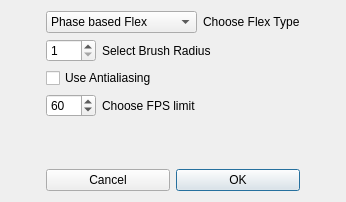
Old version of the form FlexDialog.ui in the repository Afomin01/Harmonograph.
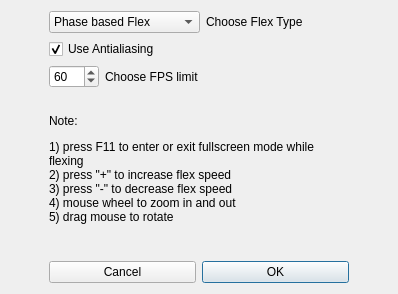
New version of the form.

Patch:
```diff
--- a/FlexDialog.ui
+++ b/FlexDialog.ui
@@ -6,8 +6,8 @@
    <rect>
     <x>0</x>
     <y>0</y>
-    <width>346</width>
-    <height>202</height>
+    <width>398</width>
+    <height>294</height>
    </rect>
   </property>
   <property name="windowTitle">
@@ -18,6 +18,19 @@
   </property>
   <layout class="QGridLayout" name="gridLayout">
    <item row="2" column="1">
+    <spacer name="verticalSpacer_3">
+     <property name="orientation">
+      <enum>Qt::Vertical</enum>
+     </property>
+     <property name="sizeHint" stdset="0">
+      <size>
+       <width>20</width>
+       <height>40</height>
+      </size>
+     </property>
+    </spacer>
+   </item>
+   <item row="3" column="1">
     <layout class="QHBoxLayout" name="horizontalLayout_3">
      <item>
       <widget class="QPushButton" name="cancelButton">
@@ -38,6 +51,19 @@
      </item>
     </layout>
    </item>
+   <item row="0" column="0">
+    <spacer name="horizontalSpacer">
+     <property name="orientation">
+      <enum>Qt::Horizontal</enum>
+     </property>
+     <property name="sizeHint" stdset="0">
+      <size>
+       <width>40</width>
+       <height>20</height>
+      </size>
+     </property>
+    </spacer>
+   </item>
    <item row="0" column="1">
     <layout class="QVBoxLayout" name="verticalLayout">
      <item>
@@ -68,47 +94,14 @@
        </item>
       </layout>
      </item>
-     <item>
-      <layout class="QHBoxLayout" name="horizontalLayout_2">
-       <item>
-        <widget class="QSpinBox" name="penWidthSpin">
-         <property name="maximumSize">
-          <size>
-           <width>50</width>
-           <height>16777215</height>
-          </size>
-         </property>
-         <property name="layoutDirection">
-          <enum>Qt::LeftToRight</enum>
-         </property>
-         <property name="alignment">
-          <set>Qt::AlignLeading|Qt::AlignLeft|Qt::AlignVCenter</set>
-         </property>
-         <property name="minimum">
-          <number>1</number>
-         </property>
-         <property name="maximum">
-          <number>5</number>
-         </property>
-        </widget>
-       </item>
-       <item>
-        <widget class="QLabel" name="label">
-         <property name="text">
-          <string>Select Brush Radius</string>
-         </property>
-         <property name="alignment">
-          <set>Qt::AlignLeading|Qt::AlignLeft|Qt::AlignVCenter</set>
-         </property>
-        </widget>
-       </item>
-      </layout>
-     </item>
      <item>
       <widget class="QCheckBox" name="antialiasingCheckBox">
        <property name="text">
         <string>Use Antialiasing</string>
        </property>
+       <property name="checked">
+        <bool>true</bool>
+       </property>
       </widget>
      </item>
      <item>
@@ -141,6 +134,41 @@
        </item>
       </layout>
      </item>
+     <item>
+      <spacer name="verticalSpacer_2">
+       <property name="orientation">
+        <enum>Qt::Vertical</enum>
+       </property>
+       <property name="sizeType">
+        <enum>QSizePolicy::Fixed</enum>
+       </property>
+       <property name="sizeHint" stdset="0">
+        <size>
+         <width>20</width>
+         <height>20</height>
+        </size>
+       </property>
+      </spacer>
+     </item>
+     <item>
+      <widget class="QLabel" name="label_3">
+       <property name="minimumSize">
+        <size>
+         <width>300</width>
+         <height>0</height>
+        </size>
+       </property>
+       <property name="text">
+        <string>&lt;html&gt;&lt;head/&gt;&lt;body&gt;&lt;p&gt;Note: &lt;/p&gt;&lt;p&gt;1) press F11 to enter or exit fullscreen mode while flexing&lt;br/&gt;2) press &amp;quot;+&amp;quot; to increase flex speed&lt;br/&gt;3) press &amp;quot;-&amp;quot; to decrease flex speed&lt;br/&gt;4) mouse wheel to zoom in and out&lt;br/&gt;5) drag mouse to rotate&lt;/p&gt;&lt;/body&gt;&lt;/html&gt;</string>
+       </property>
+       <property name="alignment">
+        <set>Qt::AlignLeading|Qt::AlignLeft|Qt::AlignVCenter</set>
+       </property>
+       <property name="wordWrap">
+        <bool>true</bool>
+       </property>
+      </widget>
+     </item>
     </layout>
    </item>
    <item row="0" column="2">
@@ -156,32 +184,6 @@
      </property>
     </spacer>
    </item>
-   <item row="0" column="0">
-    <spacer name="horizontalSpacer">
-     <property name="orientation">
-      <enum>Qt::Horizontal</enum>
-     </property>
-     <property name="sizeHint" stdset="0">
-      <size>
-       <width>40</width>
-       <height>20</height>
-      </size>
-     </property>
-    </spacer>
-   </item>
-   <item row="1" column="1">
-    <spacer name="verticalSpacer">
-     <property name="orientation">
-      <enum>Qt::Vertical</enum>
-     </property>
-     <property name="sizeHint" stdset="0">
-      <size>
-       <width>20</width>
-       <height>40</height>
-      </size>
-     </property>
-    </spacer>
-   </item>
   </layout>
  </widget>
  <layoutdefault spacing="6" margin="11"/>
```
Left out of the diff: 16 changed lines with no effect on the pictures.
